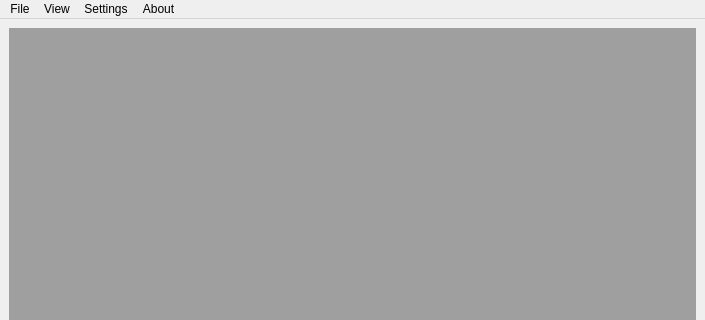
Above: RovControl/RovControl/Gui/RESOURCES/MainWindow.ui from uissubsea/rov-topside2015 before the change; both pictures show x 0 to 705 and y 0 to 320 of the 705 by 553 pixel window. Below: the same form after it.
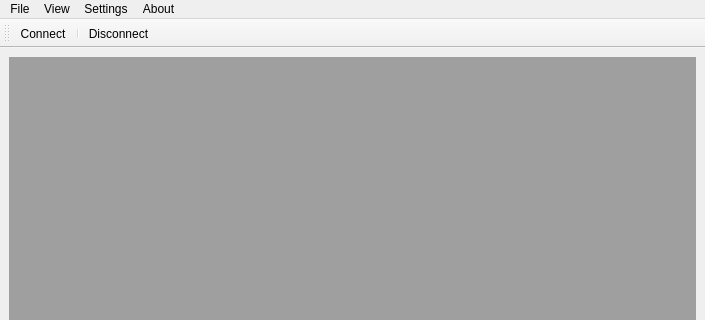
That is the form after the change.

Diff of the .ui file:
```diff
--- a/RovControl/RovControl/Gui/RESOURCES/MainWindow.ui
+++ b/RovControl/RovControl/Gui/RESOURCES/MainWindow.ui
@@ -73,6 +73,20 @@
    <addaction name="menuAbout"/>
   </widget>
   <widget class="QStatusBar" name="statusbar"/>
+  <widget class="QToolBar" name="toolBar">
+   <property name="windowTitle">
+    <string>toolBar</string>
+   </property>
+   <attribute name="toolBarArea">
+    <enum>TopToolBarArea</enum>
+   </attribute>
+   <attribute name="toolBarBreak">
+    <bool>false</bool>
+   </attribute>
+   <addaction name="actionConnect"/>
+   <addaction name="separator"/>
+   <addaction name="actionDisconnect"/>
+  </widget>
   <action name="actionExit">
    <property name="text">
     <string>Exit</string>
@@ -154,6 +168,16 @@
     <string>Options</string>
    </property>
   </action>
+  <action name="actionConnect">
+   <property name="text">
+    <string>Connect</string>
+   </property>
+  </action>
+  <action name="actionDisconnect">
+   <property name="text">
+    <string>Disconnect</string>
+   </property>
+  </action>
  </widget>
  <resources/>
  <connections/>
```
Left out of the diff: 3 changed lines with no effect on the pictures.
